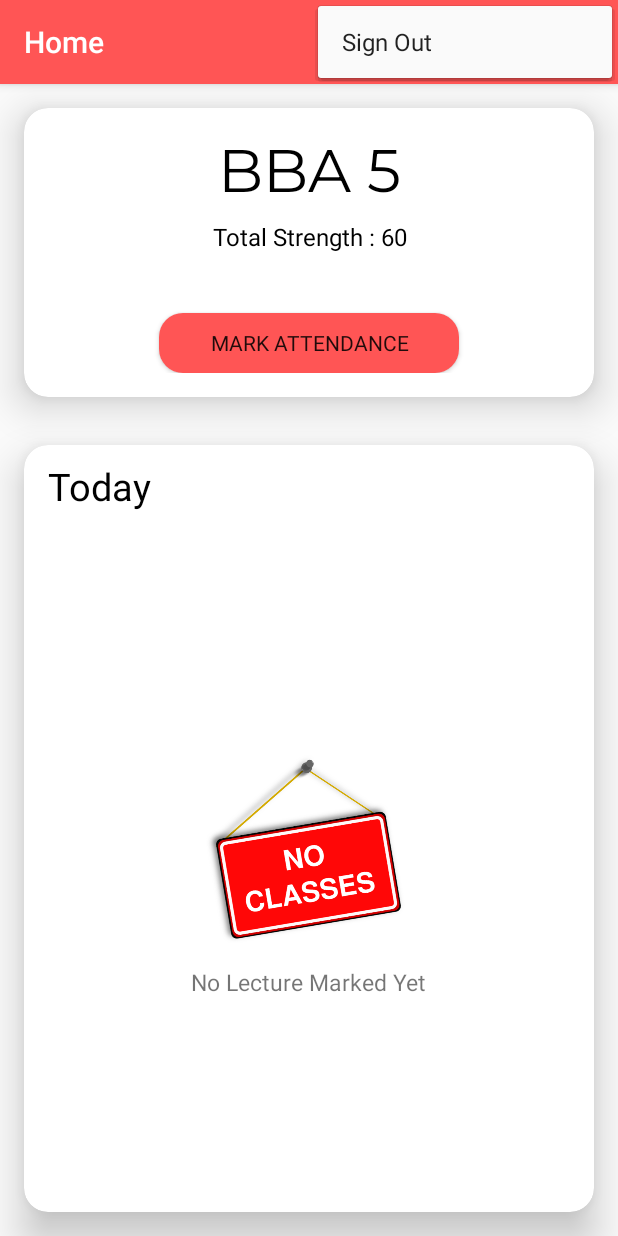
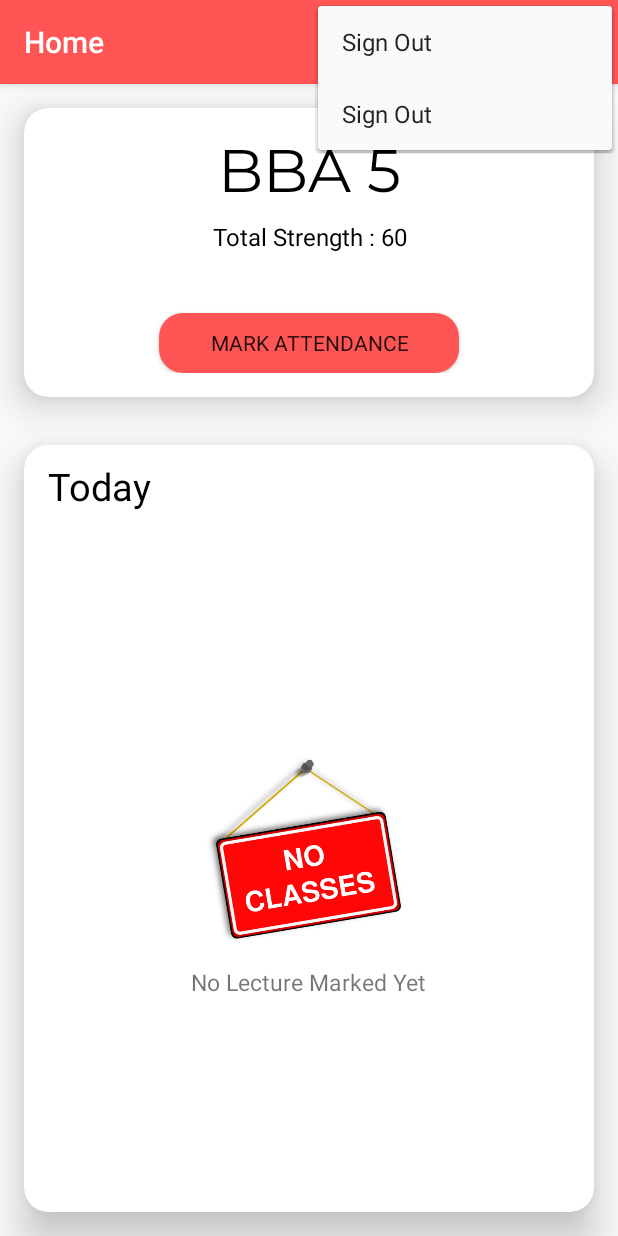
Before and after one commit to badallogical/Attendance-Sheet-App, an Android app: the fragment Home placed in its activity, with the options menu open, on a phone screen of 412 x 824 dp. Run offline under Robolectric (Android 15) with nearby library versions, the phone set to English and light mode, and no system bars; our stand-ins replace Firebase (no records; nobody signed in at launch, a user with empty details on screens opened directly), Room's generated code, Timber, navigation-ui; Roboto replaces fonts that are not available here; 5 statements that could not run were skipped.

Commit message:
just need to manage  home cr now

```diff
--- a/app/src/main/java/com/passion/attendancesheet/fragments/Home.java
+++ b/app/src/main/java/com/passion/attendancesheet/fragments/Home.java
@@ -15,12 +15,17 @@
 import androidx.recyclerview.widget.RecyclerView;
 
 import android.view.LayoutInflater;
+import android.view.Menu;
+import android.view.MenuInflater;
+import android.view.MenuItem;
 import android.view.View;
 import android.view.ViewGroup;
 import android.view.animation.AnimationUtils;
 import android.widget.ArrayAdapter;
 import android.widget.Spinner;
+import android.widget.Toast;
 
+import com.google.firebase.auth.FirebaseAuth;
 import com.passion.attendancesheet.R;
 import com.passion.attendancesheet.databinding.FragmentHomeBinding;
 import com.passion.attendancesheet.fragments.admin.AdminHomeDirections;
@@ -44,8 +49,16 @@
     }
 
     @Override
+    public void onStart() {
+        super.onStart();
+        ((AppCompatActivity)getActivity()).getSupportActionBar().setDisplayHomeAsUpEnabled(false);
+    }
+
+    @Override
     public void onCreate(Bundle savedInstanceState) {
         super.onCreate(savedInstanceState);
+        setHasOptionsMenu(true);
+
     }
 
     @Override
@@ -53,7 +66,7 @@
                              Bundle savedInstanceState) {
 
         viewModel = new ViewModelProvider(this).get( AttendanceSheetViewModel.class );
-
+        navController = NavHostFragment.findNavController(this);
         binding = FragmentHomeBinding.inflate(getLayoutInflater());
         return binding.getRoot();
 
@@ -62,8 +75,6 @@
     @Override
     public void onViewCreated(@NonNull View view, @Nullable Bundle savedInstanceState) {
         super.onViewCreated(view, savedInstanceState);
-
-        NavController navController = NavHostFragment.findNavController(this);
 
         binding.courseName.setText("BBA 5");
         binding.courseStrength.setText("Total Strength : 60");
@@ -112,7 +123,23 @@
         });
 
 
+    }
 
+    @Override
+    public void onCreateOptionsMenu(@NonNull Menu menu, @NonNull MenuInflater inflater) {
+        super.onCreateOptionsMenu(menu, inflater);
+        getActivity().getMenuInflater().inflate(R.menu.cr_menu, menu);
+    }
 
+    @Override
+    public boolean onOptionsItemSelected(@NonNull MenuItem item) {
+        if( item.getItemId() == R.id.action_Home_to_login3 ){
+            FirebaseAuth.getInstance().signOut();
+            Toast.makeText( getContext(), "Signed Out", Toast.LENGTH_LONG).show();
+            navController.navigate( R.id.action_Home_to_login3 );
+            return true;
+        }
+
+        return super.onOptionsItemSelected(item);
     }
 }
--- a/app/src/main/java/com/passion/attendancesheet/fragments/ImportSheet.java
+++ b/app/src/main/java/com/passion/attendancesheet/fragments/ImportSheet.java
@@ -14,6 +14,7 @@
 import androidx.annotation.Nullable;
 import androidx.annotation.RequiresApi;
 import androidx.appcompat.app.AlertDialog;
+import androidx.appcompat.app.AppCompatActivity;
 import androidx.core.app.ActivityCompat;
 import androidx.core.content.ContextCompat;
 import androidx.fragment.app.Fragment;
@@ -64,6 +65,7 @@
     private static final int READ_WRITE_REQUEST_CODE = 101;
     FragmentImportSheetBinding binding;
     private AttendanceSheetViewModel viewModel;
+    NavController navController;
 
     public ImportSheet() {
         // Required empty public constructor
@@ -76,6 +78,8 @@
 
         // course should be given by the CR
         checkIfSheetAvailable("BBA-5");
+        ((AppCompatActivity)getActivity()).getSupportActionBar().setDisplayHomeAsUpEnabled(false);
+
     }
 
     @Override
@@ -125,7 +129,7 @@
             @Override
             public void onChanged(List<Student> students) {
                 if( students.size() > 0 ){
-                    NavController navController = NavHostFragment.findNavController(ImportSheet.this);
+                    navController = NavHostFragment.findNavController(ImportSheet.this);
                     navController.navigate( ImportSheetDirections.actionImportSheetToNavigation() );
                 }
             }
--- /dev/null
+++ b/app/src/main/res/menu/cr_menu.xml
@@ -0,0 +1,11 @@
+<?xml version="1.0" encoding="utf-8"?>
+<menu xmlns:android="http://schemas.android.com/apk/res/android"
+    xmlns:app="http://schemas.android.com/apk/res-auto">
+
+    <item
+        android:id="@+id/action_Home_to_login3"
+        android:title="Sign Out"
+        app:showAsAction="never"
+        />
+
+</menu>
```
Also changed, not shown: app/src/main/res/navigation/login_navigation.xml (+8 -1 lines).
